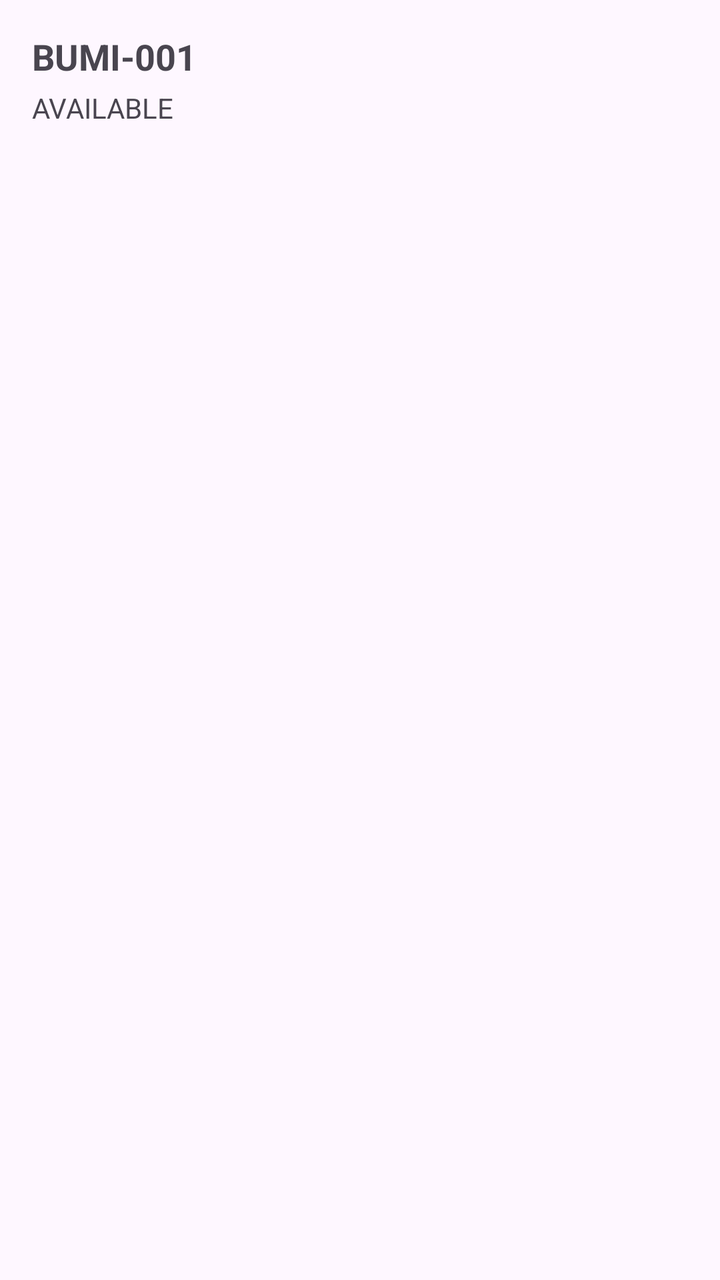
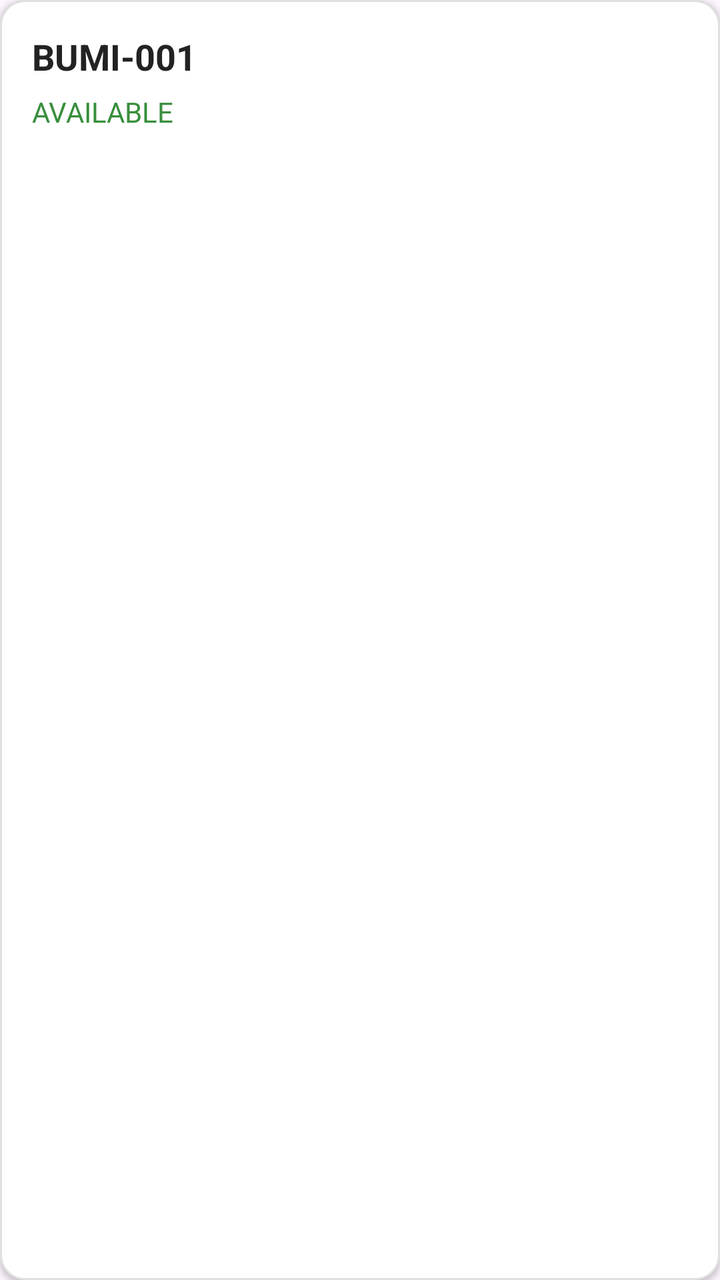

Screens rendered from an Android XML layout before and after an edit, with the pre-edit source and the edit as a unified diff.
<!-- AndroidManifest.xml: application theme Theme.Libri -->
<!-- res/layout/item_book.xml -->
<?xml version="1.0" encoding="utf-8"?>
<LinearLayout xmlns:android="http://schemas.android.com/apk/res/android"
    android:layout_width="match_parent"
    android:layout_height="wrap_content"
    android:orientation="vertical"
    android:padding="16dp">

    <TextView
        android:id="@+id/tvBookCode"
        android:layout_width="wrap_content"
        android:layout_height="wrap_content"
        android:text="BUMI-001"
        android:textSize="18sp"
        android:textStyle="bold" />

    <TextView
        android:id="@+id/tvBookStatus"
        android:layout_width="wrap_content"
        android:layout_height="wrap_content"
        android:layout_marginTop="4dp"
        android:text="AVAILABLE"
        android:textSize="14sp" />

</LinearLayout>
<!-- resources referenced by this layout -->
<resources>
  <style name="Theme.Libri" parent="Base.Theme.Libri" />
  <style name="Base.Theme.Libri" parent="Theme.Material3.DayNight.NoActionBar">
          
          
      </style>
</resources>

<!-- the commit's change to res/layout/item_book.xml (unified diff, before → after) -->
@@ -2,6 +2,10 @@
 <LinearLayout xmlns:android="http://schemas.android.com/apk/res/android"
     android:layout_width="match_parent"
     android:layout_height="wrap_content"
+    android:layout_marginHorizontal="16dp"
+    android:layout_marginVertical="6dp"
+    android:background="@drawable/item_book_background"
+    android:elevation="2dp"
     android:orientation="vertical"
     android:padding="16dp">
 
@@ -10,6 +14,7 @@
         android:layout_width="wrap_content"
         android:layout_height="wrap_content"
         android:text="BUMI-001"
+        android:textColor="#222222"
         android:textSize="18sp"
         android:textStyle="bold" />
 
@@ -17,8 +22,9 @@
         android:id="@+id/tvBookStatus"
         android:layout_width="wrap_content"
         android:layout_height="wrap_content"
-        android:layout_marginTop="4dp"
+        android:layout_marginTop="6dp"
         android:text="AVAILABLE"
+        android:textColor="#388E3C"
         android:textSize="14sp" />
 
 </LinearLayout>
<!-- resource entries referenced after the edit -->
@@ -1,5 +1,19 @@
 <!-- resources referenced by this layout -->
 <resources>
+  <!-- drawable item_book_background (drawable) -->
+  <?xml version="1.0" encoding="utf-8"?>
+  <shape xmlns:android="http://schemas.android.com/apk/res/android"
+      android:shape="rectangle">
+  
+      <solid android:color="@android:color/white" />
+  
+      <corners android:radius="12dp" />
+  
+      <stroke
+          android:width="1dp"
+          android:color="#E0E0E0" />
+  
+  </shape>
   <style name="Theme.Libri" parent="Base.Theme.Libri" />
   <style name="Base.Theme.Libri" parent="Theme.Material3.DayNight.NoActionBar">
           
